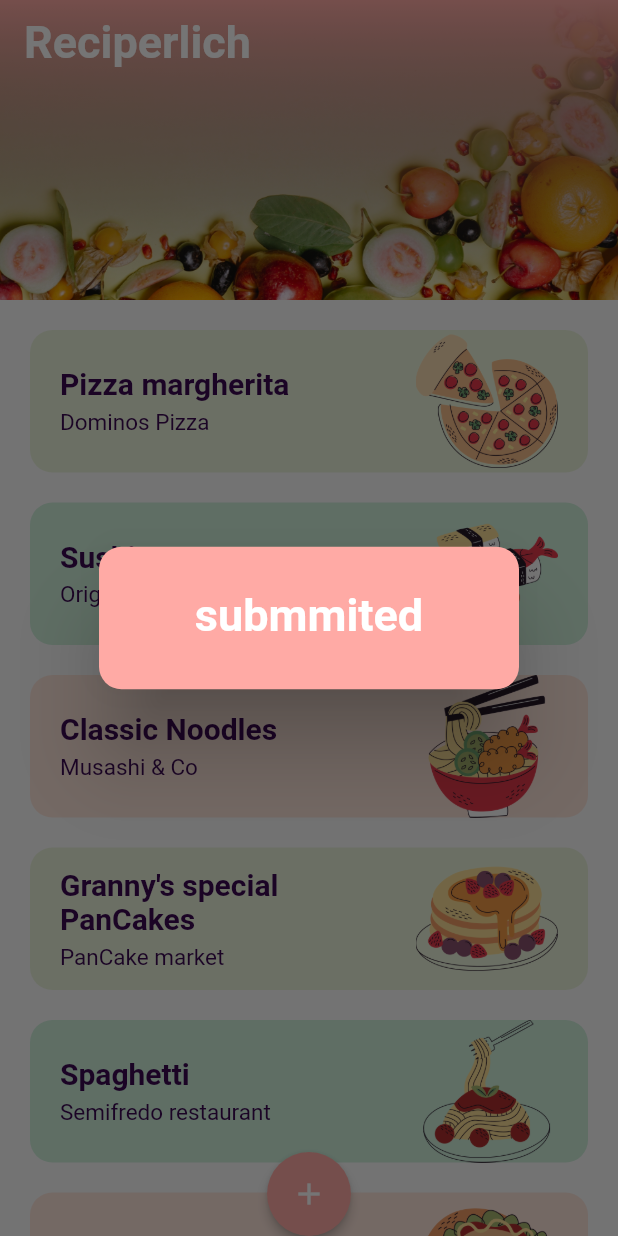
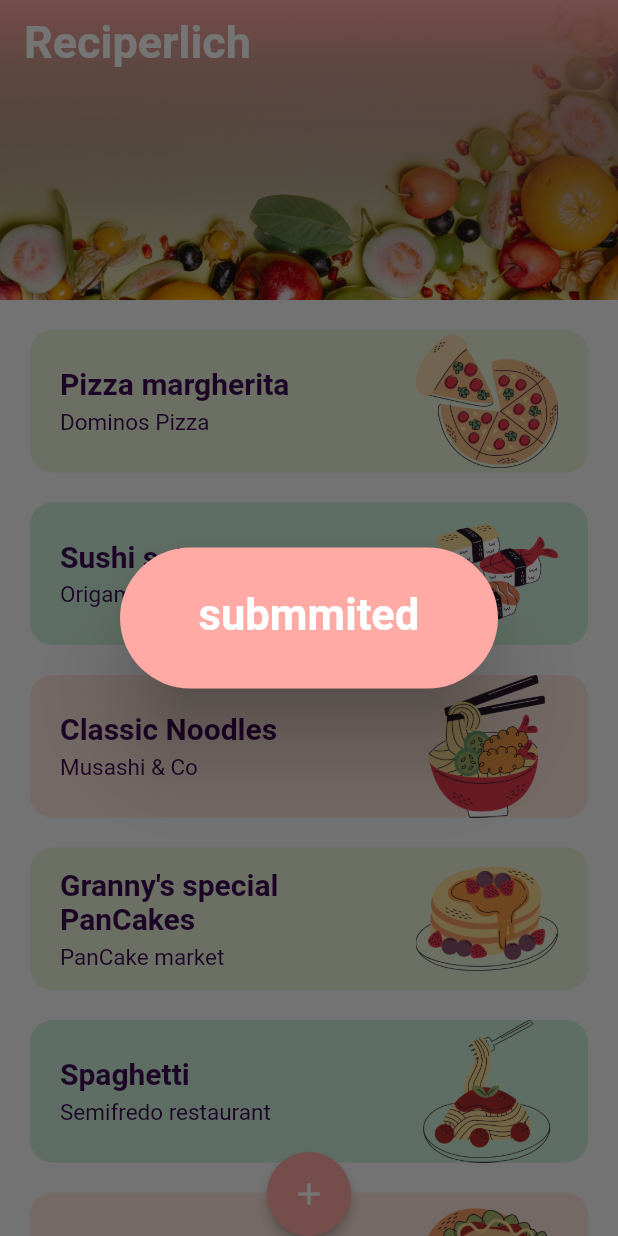
Before and after one commit to Aliat418/reciperlich_app, a Flutter app: the AddRecipePage screen opened by its route, after a tap on "Submit recipe", on a phone screen of 412 x 824 dp. Run offline on Flutter 3.47's test engine with Material 2 defaults, Android fonts, the phone set to English and light mode, and no system bars.

Commit message:
fixes add recipe page

```diff
--- a/lib/pages/add_recipe_page.dart
+++ b/lib/pages/add_recipe_page.dart
@@ -2,12 +2,15 @@ import 'package:flutter/material.dart';
 
 import '../data/dishes_repository.dart';
 import '../model/dish.dart';
+import '../resources/images.dart';
 import '../theme/colors.dart';
+import '../utils/alert_dialogs.dart';
 import '../widgets/input_text_widget.dart';
 import '../widgets/footer_widget.dart';
 
 class AddRecipePage extends StatefulWidget {
   static const routeName = '/add_recipe_page';
+
   const AddRecipePage({super.key});
 
   @override
@@ -15,24 +18,22 @@ class AddRecipePage extends StatefulWidget {
 }
 
 class _AddRecipePageState extends State<AddRecipePage> {
-  TextEditingController titleController = TextEditingController();
-  TextEditingController ingredientsController = TextEditingController();
-  TextEditingController instructionsController = TextEditingController();
+  final TextEditingController _titleController = TextEditingController();
+  final TextEditingController _ingredientsController = TextEditingController();
+  final TextEditingController _instructionsController = TextEditingController();
+
+  @override
+  void dispose() {
+    _titleController.dispose();
+    _ingredientsController.dispose();
+    _instructionsController.dispose();
+    super.dispose();
+  }
 
   @override
   Widget build(BuildContext context) {
     return Scaffold(
-      appBar: AppBar(
-        title: const Text(
-          'Add a new recipe',
-          style: TextStyle(
-            fontSize: 25,
-            fontWeight: FontWeight.bold,
-          ),
-        ),
-        automaticallyImplyLeading: false,
-        backgroundColor: AppColors.pastelPink,
-      ),
+      appBar: _appBarMethod(),
       floatingActionButtonLocation: FloatingActionButtonLocation.startDocked,
       floatingActionButton: FloatingActionButton(
         backgroundColor: AppColors.pastelPink,
@@ -51,87 +52,41 @@ class _AddRecipePageState extends State<AddRecipePage> {
             ),
             child: Column(
               children: [
-                Padding(
-                  padding: const EdgeInsets.only(bottom: 10),
-                  child: InputTextField(
-                    maxLenth: 50,
-                    maxLines: 2,
+                InputTextField(
+                  maxLenth: 35,
+                  maxLines: 1,
                   label: '⭐️ Recipe title: ',
-                    controller: titleController,
+                  controller: _titleController,
                 ),
-                ),
-                Padding(
-                  padding: const EdgeInsets.only(bottom: 10),
-                  child: InputTextField(
+                InputTextField(
                   maxLenth: 300,
                   maxLines: 7,
                   label: '🧂 Ingredients: ',
-                    controller: ingredientsController,
+                  controller: _ingredientsController,
                 ),
-                ),
-                Padding(
-                  padding: const EdgeInsets.only(bottom: 1),
-                  child: InputTextField(
+                InputTextField(
                   maxLenth: 700,
                   maxLines: 10,
                   label: ' 🥣 Instructions: ',
-                    controller: instructionsController,
-                  ),
+                  controller: _instructionsController,
                 ),
                 Padding(
-                  padding: const EdgeInsets.all(20),
+                  padding: const EdgeInsets.only(bottom: 20),
                   child: Builder(
                     builder: (context) {
                       return ElevatedButton(
                         onPressed: () {
-                          late final newDish = Dish(
-                            title: titleController.text,
-                            purchasePlace: 'No  place',
-                            dishColor: AppColors.pastelGreen,
-                            ingredients: ingredientsController.text,
-                            instructions: instructionsController.text,
-                          );
+                          late final newDish = _newDishMethod();
                           DishesRepo.insert(newDish);
                           Navigator.pop(context, newDish);
                           showDialog(
                             context: context,
                             builder: (context) {
-                              return AlertDialog(
-                                backgroundColor: AppColors.pastelPink,
-                                shape: const RoundedRectangleBorder(
-                                  borderRadius: BorderRadius.all(
-                                    Radius.circular(15),
-                                  ),
-                                ),
-                                content: TextButton(
-                                  onPressed: () {
-                                    Navigator.pop(context, newDish);
-                                  },
-                                  child: const Text(
-                                    'submmited',
-                                    style: TextStyle(
-                                      fontSize: 30,
-                                      fontWeight: FontWeight.bold,
-                                      color: Colors.white,
-                                    ),
-                                    textAlign: TextAlign.center,
-                                  ),
-                                ),
-                              );
+                              return SubmmitDialogWidget(newDish: newDish);
                             },
                           );
                         },
-                        style: ButtonStyle(
-                          shape:
-                              MaterialStateProperty.all<RoundedRectangleBorder>(
-                            RoundedRectangleBorder(
-                              borderRadius: BorderRadius.circular(10),
-                            ),
-                          ),
-                          backgroundColor: MaterialStateProperty.all<Color>(
-                            AppColors.pastelPink,
-                          ),
-                        ),
+                        style: _buttonStyleMethod(),
                         child: const Text(
                           'Submit recipe',
                         ),
@@ -147,4 +102,43 @@ class _AddRecipePageState extends State<AddRecipePage> {
       ),
     );
   }
+
+  Dish _newDishMethod() {
+    return Dish(
+      title: _titleController.text,
+      purchasePlace: 'No  place',
+      dishColor: AppColors.pastelGreen,
+      ingredients: _ingredientsController.text,
+      instructions: _instructionsController.text,
+      image: AppImages.pizza,
+      dishImage: AppImages.pizzaDish,
+    );
   }
+
+  AppBar _appBarMethod() {
+    return AppBar(
+      title: const Text(
+        'Add a new recipe',
+        style: TextStyle(
+          fontSize: 25,
+          fontWeight: FontWeight.bold,
+        ),
+      ),
+      automaticallyImplyLeading: false,
+      backgroundColor: AppColors.pastelPink,
+    );
+  }
+
+  ButtonStyle _buttonStyleMethod() {
+    return ButtonStyle(
+      shape: MaterialStateProperty.all<RoundedRectangleBorder>(
+        RoundedRectangleBorder(
+          borderRadius: BorderRadius.circular(10),
+        ),
+      ),
+      backgroundColor: MaterialStateProperty.all<Color>(
+        AppColors.pastelPink,
+      ),
+    );
+  }
+}
--- /dev/null
+++ b/lib/utils/alert_dialogs.dart
@@ -0,0 +1,40 @@
+import 'package:flutter/material.dart';
+
+import '../model/dish.dart';
+import '../theme/colors.dart';
+
+class SubmmitDialogWidget extends StatelessWidget {
+  final Dish newDish;
+
+  const SubmmitDialogWidget({
+    required this.newDish,
+    super.key,
+  });
+
+  @override
+  Widget build(BuildContext context) {
+    return AlertDialog(
+      insetPadding: const EdgeInsets.all(80),
+      backgroundColor: AppColors.pastelPink,
+      shape: const RoundedRectangleBorder(
+        borderRadius: BorderRadius.all(
+          Radius.elliptical(110, 110),
+        ),
+      ),
+      content: TextButton(
+        onPressed: () {
+          Navigator.pop(context, newDish);
+        },
+        child: const Text(
+          'submmited',
+          style: TextStyle(
+            fontSize: 29,
+            fontWeight: FontWeight.bold,
+            color: Colors.white,
+          ),
+          textAlign: TextAlign.center,
+        ),
+      ),
+    );
+  }
+}
--- a/lib/widgets/input_text_widget.dart
+++ b/lib/widgets/input_text_widget.dart
@@ -3,6 +3,11 @@ import 'package:flutter/material.dart';
 import '../theme/colors.dart';
 
 class InputTextField extends StatelessWidget {
+  final TextEditingController controller;
+  final String label;
+  final int maxLenth;
+  final int maxLines;
+
   const InputTextField({
     required this.controller,
     required this.label,
@@ -11,14 +16,11 @@ class InputTextField extends StatelessWidget {
     super.key,
   });
 
-  final TextEditingController controller;
-  final String label;
-  final int maxLenth;
-  final int maxLines;
-
   @override
   Widget build(BuildContext context) {
-    return TextField(
+    return Padding(
+      padding: const EdgeInsets.all(6),
+      child: TextField(
         onChanged: (text) {
           text = text;
         },
@@ -28,7 +30,13 @@ class InputTextField extends StatelessWidget {
           fontSize: 20,
         ),
         controller: controller,
-      decoration: InputDecoration(
+        decoration: inputDecorMethod(),
+      ),
+    );
+  }
+
+  InputDecoration inputDecorMethod() {
+    return InputDecoration(
       alignLabelWithHint: true,
       floatingLabelStyle: const TextStyle(
         color: AppColors.darkPurple,
@@ -51,7 +59,6 @@ class InputTextField extends StatelessWidget {
           color: AppColors.pastelPink,
         ),
       ),
-      ),
     );
   }
 }
```
Lines whose indentation alone changed are shown as unchanged.
